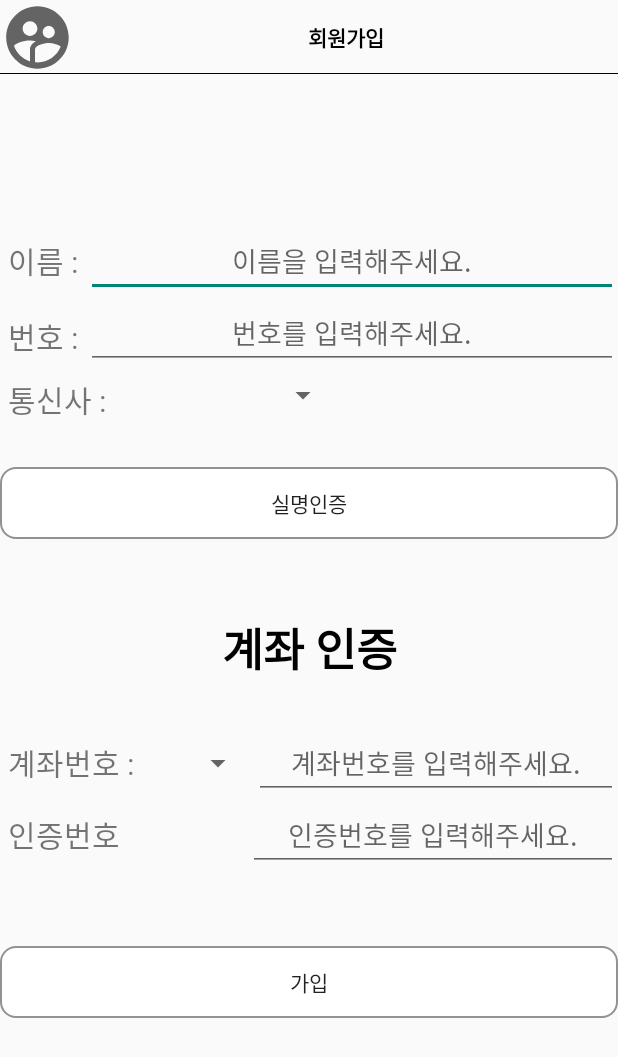
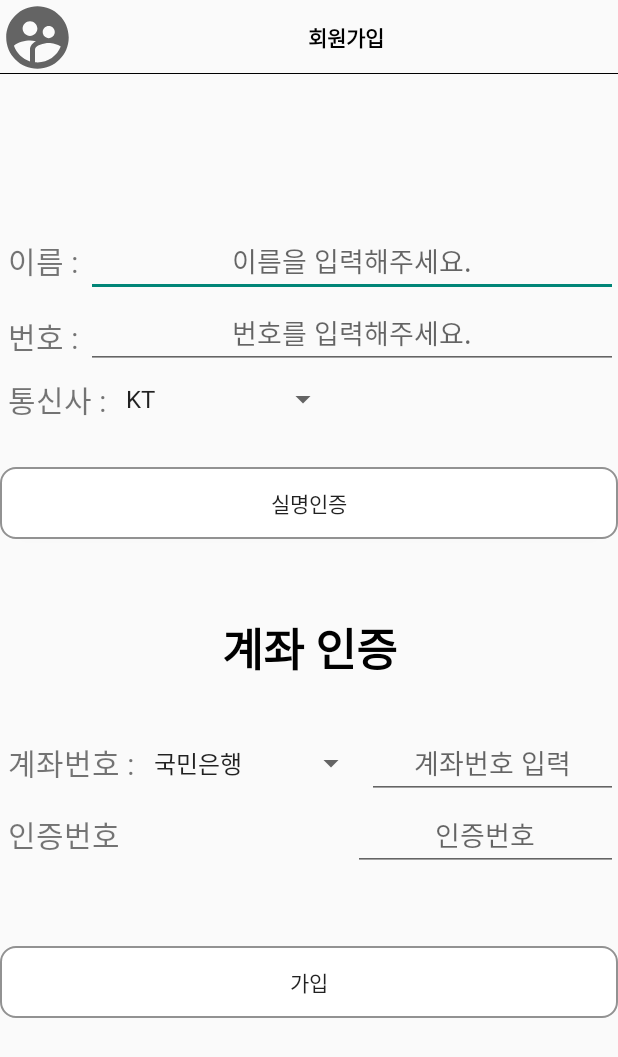
Before and after one commit to LeeJungHwan-Dev/2021_IDEA_HackAthon_Happy_Throw, an Android app: the screen it shows after launch (adduser), on a phone screen of 412 x 824 dp. Shown: the top 1057 px of the screen. Run offline under Robolectric (Android 15) with nearby library versions, the phone set to English and light mode, and no system bars; our stand-ins replace Firebase (no records; nobody signed in at launch, a user with empty details on screens opened directly).

Commit message:
adduser clear.

```diff
--- a/app/src/main/AndroidManifest.xml
+++ b/app/src/main/AndroidManifest.xml
@@ -1,6 +1,10 @@
 <?xml version="1.0" encoding="utf-8"?>
 <manifest xmlns:android="http://schemas.android.com/apk/res/android"
     package="com.Happy.happythrow">
+
+
+    <uses-permission android:name="android.permission.INTERNET" />
+    <uses-permission android:name="android.permission.ACCESS_NETWORK_STATE" />
 
     <application
         android:allowBackup="true"
--- a/app/src/main/java/com/Happy/happythrow/MainActivity.java
+++ b/app/src/main/java/com/Happy/happythrow/MainActivity.java
@@ -23,11 +23,11 @@ public class MainActivity extends AppCompatActivity {
         getWindow().setAttributes(lp);
 
 
-        File file = new File(getFilesDir(),"first.txt");
+        File file = new File(getFilesDir(),"id.txt");
 
 
         if(file.exists()) {
-            Intent intent = new Intent(MainActivity.this, QR_main.class);
+            Intent intent = new Intent(MainActivity.this, adduser.class);
             startActivity(intent);
             overridePendingTransition(android.R.anim.fade_in,android.R.anim.fade_out);
             finish();
--- a/app/src/main/java/com/Happy/happythrow/adduser.java
+++ b/app/src/main/java/com/Happy/happythrow/adduser.java
@@ -1,20 +1,205 @@
 package com.Happy.happythrow;
 
+import androidx.annotation.NonNull;
 import androidx.appcompat.app.AppCompatActivity;
 
+import android.content.Intent;
 import android.os.Bundle;
+import android.os.Handler;
+import android.view.View;
 import android.view.WindowManager;
+import android.view.inputmethod.InputMethodManager;
+import android.widget.AdapterView;
+import android.widget.ArrayAdapter;
+import android.widget.Button;
+import android.widget.EditText;
+import android.widget.Spinner;
+import android.widget.Toast;
+
+import com.google.android.gms.tasks.OnFailureListener;
+import com.google.android.gms.tasks.OnSuccessListener;
+import com.google.firebase.firestore.DocumentReference;
+import com.google.firebase.firestore.DocumentSnapshot;
+import com.google.firebase.firestore.FirebaseFirestore;
+
+import java.io.DataOutputStream;
+import java.io.FileNotFoundException;
+import java.io.FileOutputStream;
+import java.io.IOException;
+import java.util.HashMap;
+import java.util.Map;
+import java.util.UUID;
 
 public class adduser extends AppCompatActivity {
+
+    EditText numberinput,nameinput,banknumberinput,accinput;
+    Button check,adduser;
+    Spinner callbrand,bankBrand;
+    String chosecallBrand,chosebankBrand,name,phonenum,banknum;
+    int round1 = 0;
+
+    private static FirebaseFirestore db = FirebaseFirestore.getInstance();
+
 
     @Override
     protected void onCreate(Bundle savedInstanceState) {
         super.onCreate(savedInstanceState);
         setContentView(R.layout.activity_adduser);
 
+        numberinput = findViewById(R.id.numberinput);
+        check = findViewById(R.id.check1ok);
+        nameinput = findViewById(R.id.NameInput);
+        callbrand = findViewById(R.id.phone_spinner);
+        bankBrand = findViewById(R.id.bankBrandspinner2);
+        adduser = findViewById(R.id.adduserok);
+        banknumberinput = findViewById(R.id.banknumber);
+        accinput = findViewById(R.id.numbercheckinput);
 
         WindowManager.LayoutParams lp = getWindow().getAttributes();
         lp.width = WindowManager.LayoutParams.MATCH_PARENT;
         lp.height = WindowManager.LayoutParams.MATCH_PARENT;
+
+        String[] callbranditem = {"KT","U+","SKT"};
+        String[] bankitem = {"국민은행","기업은행","하나은행","신한은행","SC제일은행","씨티은행","카카오뱅크","K뱅크"};
+        ArrayAdapter<String> calladapter = new ArrayAdapter<String>(
+                this, android.R.layout.simple_spinner_item,callbranditem
+        );
+        ArrayAdapter<String> bankadapter = new ArrayAdapter<String>(
+                this, android.R.layout.simple_spinner_item,bankitem
+        );
+        calladapter.setDropDownViewResource(android.R.layout.simple_spinner_item);
+        bankadapter.setDropDownViewResource(android.R.layout.simple_spinner_item);
+        callbrand.setAdapter(calladapter);
+        bankBrand.setAdapter(bankadapter);
+
+
+        callbrand.setOnItemSelectedListener(new AdapterView.OnItemSelectedListener() {
+            @Override
+            public void onItemSelected(AdapterView<?> parent, View view, int position, long id) {
+                chosecallBrand = (callbranditem[position]);
+            }
+
+            @Override
+            public void onNothingSelected(AdapterView<?> parent) {
+                chosecallBrand = "";
+            }
+        });
+
+        bankBrand.setOnItemSelectedListener(new AdapterView.OnItemSelectedListener() {
+            @Override
+            public void onItemSelected(AdapterView<?> parent, View view, int position, long id) {
+                chosebankBrand = (bankitem[position]);
+            }
+
+            @Override
+            public void onNothingSelected(AdapterView<?> parent) {
+                chosebankBrand = "";
+            }
+        });
+
+        check.setOnClickListener(new View.OnClickListener() {
+            @Override
+            public void onClick(View v) {
+
+                    db.collection("Userdata").document(numberinput.getText().toString()).get().addOnSuccessListener(new OnSuccessListener<DocumentSnapshot>() {
+                        @Override
+                        public void onSuccess(DocumentSnapshot documentSnapshot) {
+
+
+                            if (documentSnapshot.get("이름") != null) {
+                                Toast.makeText(adduser.this, "이미가입되어있습니다.", Toast.LENGTH_SHORT).show();
+                                savefile("id",numberinput.getText().toString());
+                                Intent intent = new Intent(adduser.this,QR_main.class);
+                                startActivity(intent);
+                                overridePendingTransition(android.R.anim.fade_in, android.R.anim.fade_out);
+                                finish();
+                            }
+                            else{
+                                if(numberinput.getText().length() > 11 ||numberinput.getText().length() < 11 ){
+                                    Toast.makeText(adduser.this,"올바른 번호로 입력해주세요.",Toast.LENGTH_SHORT).show();
+                                }
+                                else if(numberinput.getText().length() == 11 && !(nameinput.getText().toString().equals("")) && !(chosecallBrand.equals(""))){
+                                    InputMethodManager imm = (InputMethodManager) getSystemService(INPUT_METHOD_SERVICE);
+                                    imm.hideSoftInputFromWindow(numberinput.getWindowToken(), 0);
+                                    Toast.makeText(adduser.this,"실명인증 완료.",Toast.LENGTH_SHORT).show();
+                                    round1 = 1;
+                                    name = nameinput.getText().toString();
+                                    phonenum = numberinput.getText().toString();
+                                }
+                                else{
+                                    Toast.makeText(adduser.this,"이름을 입력해주세요.",Toast.LENGTH_SHORT).show();
+                                }
+                            }
+                        }
+                    }).addOnFailureListener(new OnFailureListener() {
+                        @Override
+                        public void onFailure(@NonNull Exception e) {
+                        }
+                    });
+
+
+            }
+        });
+
+        adduser.setOnClickListener(new View.OnClickListener() {
+            @Override
+            public void onClick(View v) {
+
+                if(!(banknumberinput.getText().toString().equals(""))&&!(accinput.getText().toString().equals("")) && !(chosebankBrand.equals(""))&& round1 == 1){
+                    banknum = banknumberinput.getText().toString();
+                    InputMethodManager imm = (InputMethodManager) getSystemService(INPUT_METHOD_SERVICE);
+                    imm.hideSoftInputFromWindow(numberinput.getWindowToken(), 0);
+
+                    String userId = UUID.randomUUID().toString();
+
+                    Map<String, Object> userdata = new HashMap<>();
+                    userdata.put("이름",name);
+                    userdata.put("은행",chosebankBrand);
+                    userdata.put("계좌번호",banknum);
+                    userdata.put("전화번호",phonenum);
+
+                    savefile("id.txt",phonenum);
+                    db.collection("Userdata").document(phonenum).set(userdata).addOnSuccessListener(new OnSuccessListener<Void>() {
+                        @Override
+                        public void onSuccess(Void unused) {
+                            Toast.makeText(adduser.this,"회원가입 완료",Toast.LENGTH_SHORT).show();
+                            Intent intent = new Intent(adduser.this,QR_main.class);
+                            startActivity(intent);
+                            overridePendingTransition(android.R.anim.fade_in, android.R.anim.fade_out);
+                            finish();
+                        }
+                    }).addOnFailureListener(new OnFailureListener() {
+                        @Override
+                        public void onFailure(@NonNull Exception e) {
+                            Toast.makeText(adduser.this,"다시시도 해주세요.",Toast.LENGTH_SHORT).show();
+                        }
+                    });
+                }
+                else if (round1 == 0){
+
+                    Toast.makeText(adduser.this,"실명인증을 해주세요.",Toast.LENGTH_SHORT).show();
+
+                }
+                else{
+                    Toast.makeText(adduser.this,"계좌번호 또는 인증번호를 입력해주세요.",Toast.LENGTH_SHORT).show();
+                }
+
+            }
+        });
+
+    }
+    public void savefile(String filename,String date){
+
+        try {
+            FileOutputStream fo = openFileOutput(filename,MODE_PRIVATE);
+            DataOutputStream dos = new DataOutputStream(fo);
+            dos.write(date.getBytes());
+            dos.flush();
+            dos.close();
+        } catch (FileNotFoundException e) {
+
+        } catch (IOException e) {
+
+        }
     }
 }
--- a/app/src/main/res/layout/activity_adduser.xml
+++ b/app/src/main/res/layout/activity_adduser.xml
@@ -65,6 +65,7 @@
                     android:layout_width="wrap_content"
                     android:layout_height="wrap_content"
                     android:layout_weight="1"
+                    android:singleLine="true"
                     android:fontFamily="@font/font"
                     android:gravity="center"
                     android:hint="이름을 입력해주세요." />
@@ -94,6 +95,7 @@
                     android:layout_marginBottom="5dp"
                     android:layout_weight="1"
                     android:ems="11"
+                    android:singleLine="true"
                     android:fontFamily="@font/font"
                     android:gravity="center"
                     android:hint="번호를 입력해주세요."
@@ -120,6 +122,8 @@
                 <Spinner
                     android:id="@+id/phone_spinner"
                     android:layout_width="150dp"
+                    android:gravity="center"
+                    android:layout_gravity="center"
                     android:layout_height="wrap_content" />
             </LinearLayout>
 
@@ -163,9 +167,9 @@
 
                 <Spinner
                     android:id="@+id/bankBrandspinner2"
-                    android:layout_width="match_parent"
+                    android:layout_width="150dp"
                     android:layout_height="match_parent"
-                    android:layout_weight="2" />
+                    />
 
                 <EditText
                     android:id="@+id/banknumber"
@@ -175,7 +179,7 @@
                     android:ems="30"
                     android:fontFamily="@font/font"
                     android:gravity="center"
-                    android:hint="계좌번호를 입력해주세요."
+                    android:hint="계좌번호 입력"
                     android:inputType="number" />
             </LinearLayout>
 
@@ -191,7 +195,7 @@
                     android:layout_width="wrap_content"
                     android:layout_height="match_parent"
                     android:layout_marginLeft="5dp"
-                    android:layout_marginRight="85dp"
+                    android:layout_marginRight="155dp"
                     android:gravity="center"
                     android:text="인증번호"
                     android:textSize="20sp" />
@@ -201,7 +205,8 @@
                     android:layout_width="match_parent"
                     android:layout_height="match_parent"
                     android:gravity="center"
-                    android:hint="인증번호를 입력해주세요." />
+                    android:inputType="number"
+                    android:hint="인증번호" />
             </LinearLayout>
 
             <Button
```
Also changed, not shown: app/src/main/java/com/Happy/happythrow/QR_main.java (+20 -0 lines).
